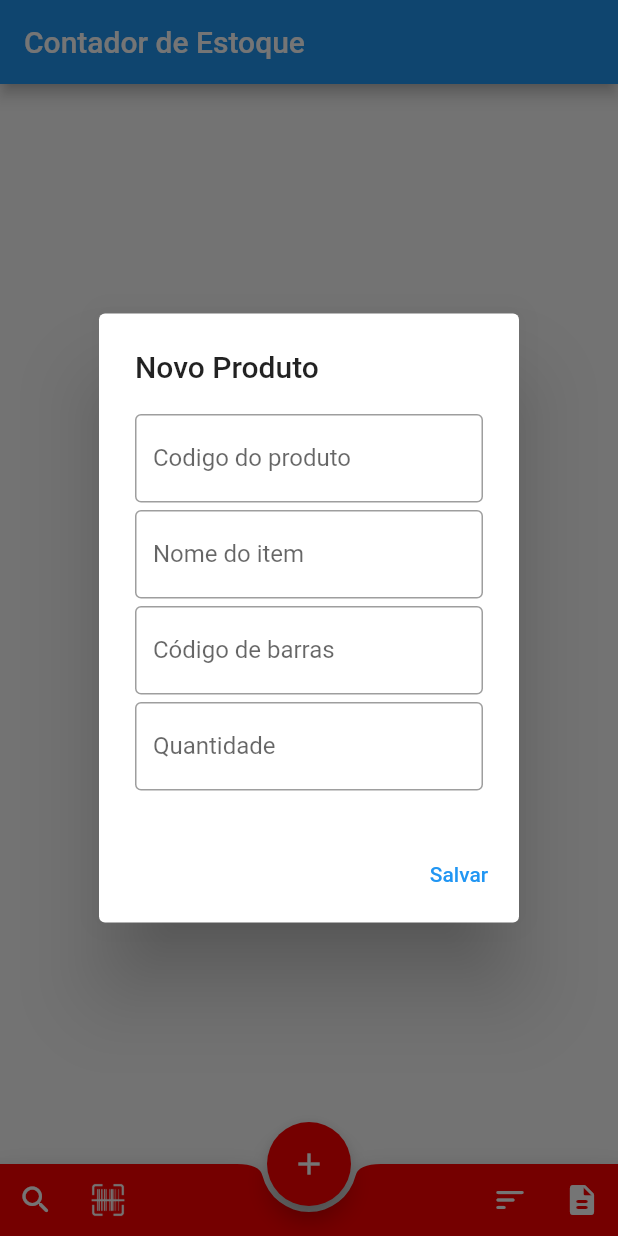
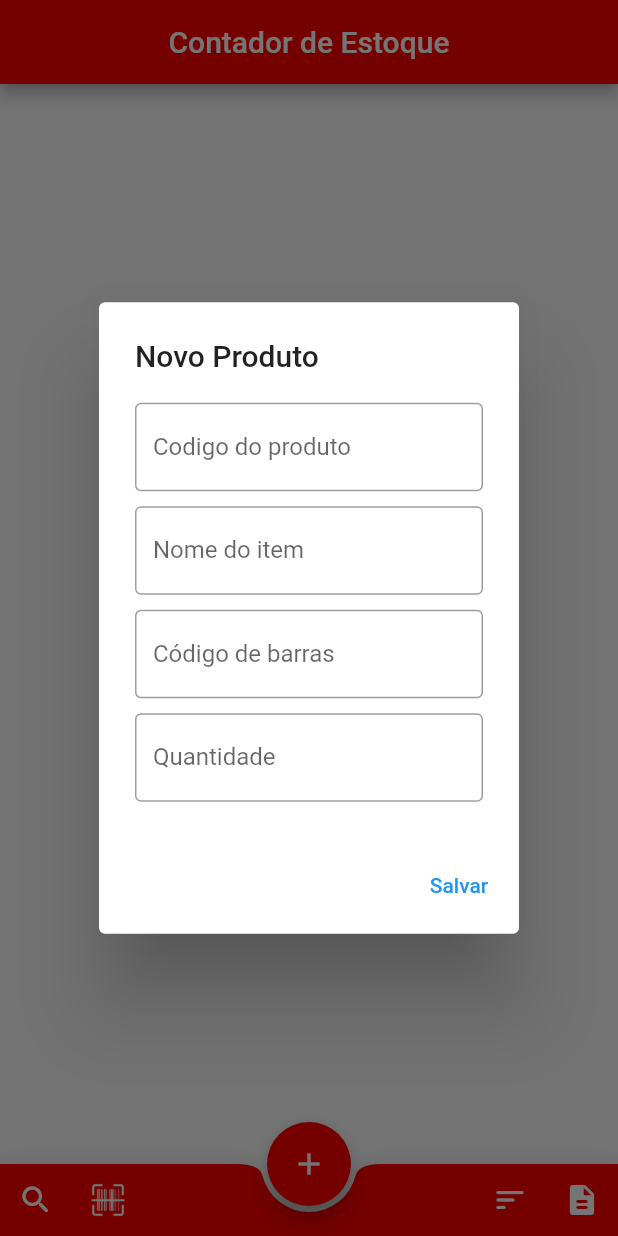
Before and after one commit to guedes-vinicius/Crud_MySql, a Flutter app: the screen it shows after launch, after a tap on the "add" icon, on a phone screen of 412 x 824 dp. Run offline on Flutter 3.47's test engine with Material 2 defaults, Android fonts, the phone set to English and light mode, and no system bars; our stand-ins replace get, sqflite; missing offline and left inert: flutter_barcode_scanner; accounts and stored records are empty; statements that could not run were skipped.

Commit message:
corrigido bug cadastro

```diff
--- a/lib/data/bancoHelper.dart
+++ b/lib/data/bancoHelper.dart
@@ -11,7 +11,7 @@ class DatabaseHelper {
   String colId = 'id';
   String colCodigo = 'CodProd';
   String colNome = 'NomeProd';
-  String colCodBar = 'CodBar';
+  dynamic colCodBar = 'CodBar';
   dynamic colQdtProd = 'QtdProd';
 
   DatabaseHelper._createInstance();
@@ -44,7 +44,7 @@ class DatabaseHelper {
         '$colCodigo TEXT,'
         '$colNome TEXT,'
         '$colCodBar TEXT,'
-        '$colQdtProd INTEGER);');
+        '$colQdtProd TEXT);');
   }
 
   Future<List<Map<String, dynamic>>> getProdutoMapList() async {
@@ -76,7 +76,7 @@ class DatabaseHelper {
   Future<List<Itens>> getListaDeProdutos() async {
     var produtoMapList = await getProdutoMapList();
     int count = produtoMapList.length;
-    List<Itens> listaDeProdutos = List<Itens>.empty();
+    List<Itens> listaDeProdutos = List<Itens>();
     for (int i = 0; i < count; i++) {
       listaDeProdutos.add(Itens.fromMapObject(produtoMapList[i]));
     }
--- a/lib/data/itens.dart
+++ b/lib/data/itens.dart
@@ -3,7 +3,7 @@ import 'package:flutter/cupertino.dart';
 class Itens {
   String CodProd;
   String NomeProd;
-  String CodBar;
+  dynamic CodBar;
   dynamic QtdProd;
   int id;
 
--- a/lib/main.dart
+++ b/lib/main.dart
@@ -13,6 +13,9 @@ class MyApp extends StatelessWidget {
   Widget build(BuildContext context) {
     Get.config(defaultTransition: Transition.cupertino);
     return GetMaterialApp(
+      theme: ThemeData(
+        primaryColor: Color(0xffff0000)
+      ),
       getPages: [
         GetPage(name: '/', page: () => ListaDeProdutos(titulo: 'Contador de Estoque')
         )
--- a/lib/new_home.dart
+++ b/lib/new_home.dart
@@ -8,6 +8,7 @@ import 'package:get/get.dart';
 class ListaDeProdutos extends StatefulWidget {
   ListaDeProdutos({Key key, this.titulo}) : super(key: key);
   final String titulo;
+
   @override
   _ListaDeprodutosState createState() => _ListaDeprodutosState();
 }
@@ -24,12 +25,12 @@ class _ListaDeprodutosState extends State<ListaDeProdutos> {
 
   int qtd;
 
-
   final _formkey = new GlobalKey<FormState>();
   static DatabaseHelper banco;
 
   int tamanhoDaLista = 0;
   List<Itens> listaDeProdutos;
+
   @override
   void initState() {
     banco = new DatabaseHelper();
@@ -61,6 +62,7 @@ class _ListaDeprodutosState extends State<ListaDeProdutos> {
     return Scaffold(
       appBar: AppBar(
         title: Text(widget.titulo),
+        centerTitle: true,
       ),
       body: _listaDeProdutos(),
       bottomNavigationBar: BottomAppBar(
@@ -108,45 +110,56 @@ class _ListaDeprodutosState extends State<ListaDeProdutos> {
     });
   }
 
-  void _adicionarProduto(){
+  void _adicionarProduto() {
     _ccodigo.text = '';
     _cnome.text = '';
     _ccodbar.text = '';
     _cqtd.text = '';
     showDialog(
         context: context,
-      builder: (BuildContext context){
-        return AlertDialog(title: new Text("Novo Produto"),
+        builder: (BuildContext context) {
+          return AlertDialog(
+            title: new Text("Novo Produto"),
             content: new Container(
               child: new Form(
                 key: _formkey,
                 child: new Column(
                   mainAxisSize: MainAxisSize.min,
                   children: <Widget>[
-                campoCodigo(),
+                    Flexible(
+                      child: campoCodigo(),
+                    ),
                     Divider(
                       color: Colors.transparent,
-                  height: 5,
+                      height: 10,
                     ),
-                campoNome(),
+                    Flexible(
+                      child: campoNome(),
+                    ),
                     Divider(
                       color: Colors.transparent,
-                  height: 5,
+                      height: 10,
                     ),
-                campoCodBar(),
-                Divider(height: 5,
-                color: Colors.transparent,),
-                campoQtd()
+                    Flexible(
+                      child: campoCodBar(),
+                    ),
+                    Divider(
+                      height: 10,
+                      color: Colors.transparent,
+                    ),
+                    Flexible(child: campoQtd())
                   ],
                 ),
-          ),),
-          actions:<Widget> [
+              ),
+            ),
+            actions: <Widget>[
               new TextButton(
                 child: new Text('Salvar'),
-              onPressed: (){
+                onPressed: () {
                   Itens _itens;
-                if (_formkey.currentState.validate()){
-                  _itens = new Itens(_ccodigo.text, _cnome.text, _ccodbar.text, _cqtd.text);
+                  if (_formkey.currentState.validate()) {
+                    _itens = new Itens(
+                        _ccodigo.text, _cnome.text, _ccodbar.text, _cqtd.text);
                     banco.inserirProduto(_itens);
                     _carregarLista();
                     _formkey.currentState.reset();
@@ -156,10 +169,8 @@ class _ListaDeprodutosState extends State<ListaDeProdutos> {
               ),
             ],
           );
+        });
   }
-    );
-  }
-
 
   void _atualizarProduto(Itens itens) {
     _ccodigo.text = itens.CodProd;
@@ -169,40 +180,51 @@ class _ListaDeprodutosState extends State<ListaDeProdutos> {
 
     showDialog(
         context: context,
-      builder: (BuildContext context){
-        return AlertDialog(title: new Text("Atualizar Produto"),
+        builder: (BuildContext context) {
+          return AlertDialog(
+            title: new Text("Atualizar Produto"),
             content: new Container(
               child: new Form(
                 key: _formkey,
                 child: new Column(
                   mainAxisSize: MainAxisSize.min,
                   children: <Widget>[
-                campoCodigo(),
+                    Flexible(
+                      child: campoCodigo(),
+                    ),
                     Divider(
                       color: Colors.transparent,
                       height: 10,
                     ),
-                campoNome(),
+                    Flexible(
+                      child: campoNome(),
+                    ),
                     Divider(
                       color: Colors.transparent,
                       height: 10,
                     ),
-                campoCodBar(),
-                Divider(height: 10,
-                color: Colors.transparent,),
-                campoQtd()
+                    Flexible(
+                      child: campoCodBar(),
+                    ),
+                    Divider(
+                      height: 10,
+                      color: Colors.transparent,
+                    ),
+                    Flexible(child: campoQtd())
                   ],
                 ),
-          ),),
-          actions:<Widget> [
+              ),
+            ),
+            actions: <Widget>[
               new TextButton(
                 child: new Text('Atualizar'),
-              onPressed: (){
+                onPressed: () {
                   Itens _itens;
-                if (_formkey.currentState.validate()){
-
-                  _itens = new Itens(_ccodigo.text, _cnome.text, _ccodbar.text, _cqtd.text);
-                  banco.atualizarProduto(_itens,itens.id);
+                  print(_cqtd);
+                  if (_formkey.currentState.validate()) {
+                    _itens = new Itens(
+                        _ccodigo.text, _cnome.text, _ccodbar.text, _cqtd.text);
+                    banco.atualizarProduto(_itens, itens.id);
 
                     _carregarLista();
 
@@ -214,15 +236,8 @@ class _ListaDeprodutosState extends State<ListaDeProdutos> {
               ),
             ],
           );
+        });
   }
-    );
-
-
-  }
-
-
-
-
 
   Widget campoCodigo() {
     return new TextFormField(
@@ -288,25 +303,31 @@ class _ListaDeprodutosState extends State<ListaDeProdutos> {
     );
   }
 
-  Widget _listaDeProdutos(){
+  Widget _listaDeProdutos() {
     return ListView.builder(
       physics: const AlwaysScrollableScrollPhysics(),
       itemCount: tamanhoDaLista,
-      itemBuilder: (context, index){
+      itemBuilder: (context, index) {
         return GestureDetector(
           child: ListTile(
             title: Row(
-              children: <Widget>[
-                Expanded(child: Text(listaDeProdutos[index].CodProd),flex:1),
-                Expanded(child: Text(listaDeProdutos[index].NomeProd),flex: 3)
+              children: <Widget>[ // Daqui pra baixo, não tenho a minima noção de como esta funcionando.
+                Expanded(child: Text(listaDeProdutos[index].CodProd)),
+                Expanded(child: Text(listaDeProdutos[index].NomeProd), flex: 2)
               ],
             ),
             subtitle: Text(listaDeProdutos[index].CodBar),
             trailing: Text(listaDeProdutos[index].QtdProd.toString()),
-          )
+            leading: CircleAvatar(
+              child: Text(listaDeProdutos[index].NomeProd[0]),
+              backgroundColor: Color(0xffff0000),
+              foregroundColor: Color(0xfffcfcfc),
+            ),
+          ),
+          onLongPress: () => _removerItem(listaDeProdutos[0], index),
+          onTap: () => _atualizarProduto(listaDeProdutos[index]),
         );
       },
     );
   }
-
 }
```
Lines whose indentation alone changed are shown as unchanged.
